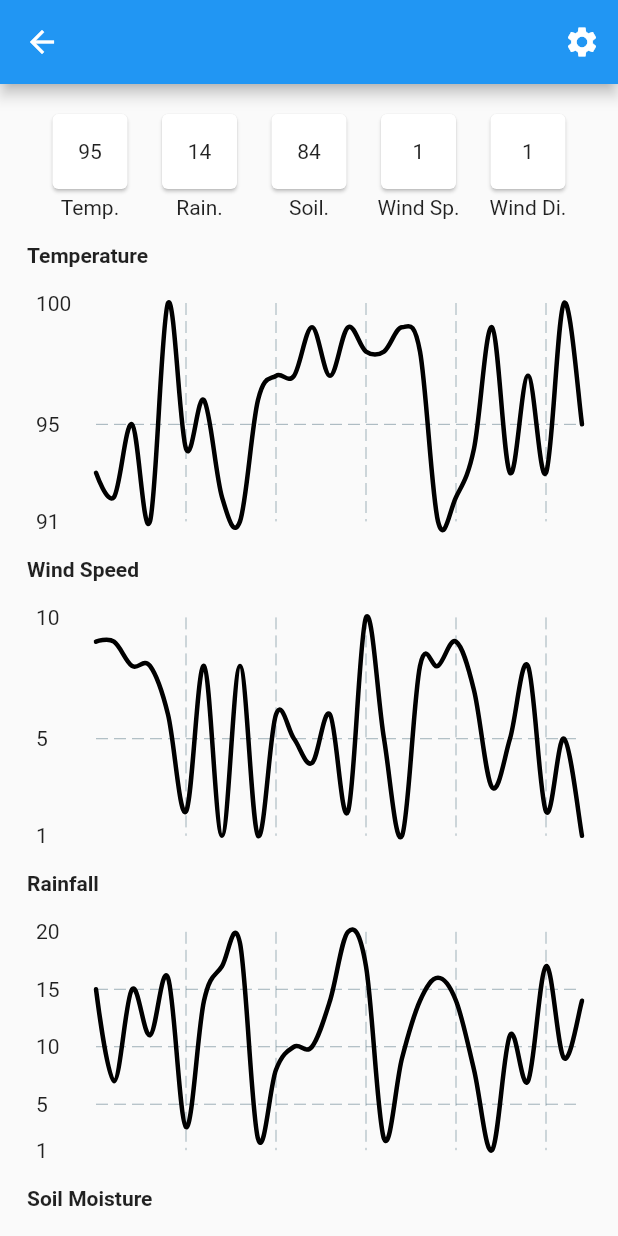
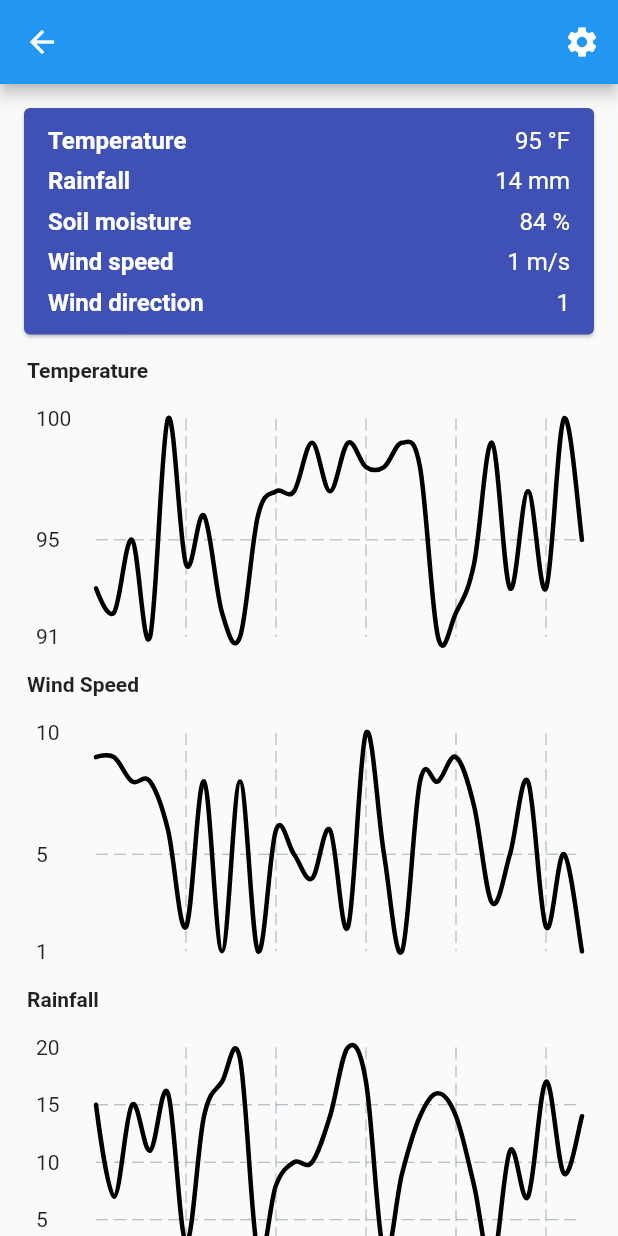
Before and after one commit to tytydraco/cg_proto2, a Flutter app: the SitePage screen opened directly with empty values, on a phone screen of 412 x 824 dp. Run offline on Flutter 3.47's test engine with Material 2 defaults, Android fonts, the phone set to English and light mode, and no system bars; drawn by our look-alikes of fl_chart; our stand-ins replace shared_preferences; missing offline and left inert: artificial_delay; accounts and stored records are empty.

Commit message:
Make quick info bar much prettier
Signed-off-by: Tyler Nijmeh <tylernij@gmail.com>

```diff
--- a/lib/widgets/number_card_widget.dart
+++ /dev/null
@@ -1,30 +0,0 @@
-import 'package:flutter/material.dart';
-
-class NumberCardWidget extends StatelessWidget {
-  final String title;
-  final String text;
-
-  const NumberCardWidget({
-    Key? key,
-    required this.title,
-    required this.text
-  }) : super(key: key);
-
-  @override
-  Widget build(BuildContext context) {
-    return Column(
-      children: [
-        Card(
-          child: SizedBox(
-            width: 50,
-            height: 50,
-            child: Center(
-              child: Text(text)
-            ),
-          ),
-        ),
-        Text(title),
-      ],
-    );
-  }
-}
--- a/lib/widgets/site_quick_info.dart
+++ b/lib/widgets/site_quick_info.dart
@@ -1,6 +1,6 @@
 import 'package:cg_proto2/models/site_model.dart';
 import 'package:cg_proto2/models/site_weather_model.dart';
-import 'package:cg_proto2/widgets/number_card_widget.dart';
+import 'package:cg_proto2/widgets/site_weather_stat.dart';
 import 'package:flutter/material.dart';
 
 /// A row that displays the current sensor data for a specific site.
@@ -21,32 +21,39 @@ class SiteQuickInfo extends StatefulWidget {
 class _SiteQuickInfoState extends State<SiteQuickInfo> {
   @override
   Widget build(BuildContext context) {
-    return Padding(
-      padding: const EdgeInsets.all(16),
-      child: Row(
-        mainAxisAlignment: MainAxisAlignment.spaceEvenly,
+    return Card(
+      color: Colors.indigo,
+      margin: const EdgeInsets.all(16),
+      child: Padding(
+        padding: const EdgeInsets.all(8),
+        child: Column(
           children: [
-          NumberCardWidget(
-              title: 'Temp.',
-              text: '${widget.siteWeather.temperature}'
+            SiteWeatherStat(
+              title: 'Temperature',
+              text: '${widget.siteWeather.temperature}',
+              unit: '°F',
             ),
-          NumberCardWidget(
-              title: 'Rain.',
-              text: '${widget.siteWeather.rainfall}'
+            SiteWeatherStat(
+              title: 'Rainfall',
+              text: '${widget.siteWeather.rainfall}',
+              unit: 'mm',
             ),
-          NumberCardWidget(
-              title: 'Soil.',
-              text: '${widget.siteWeather.soilMoisture}'
+            SiteWeatherStat(
+              title: 'Soil moisture',
+              text: '${widget.siteWeather.soilMoisture}',
+              unit: '%',
             ),
-          NumberCardWidget(
-              title: 'Wind Sp.',
-              text: '${widget.siteWeather.windSpeed}'
+            SiteWeatherStat(
+              title: 'Wind speed',
+              text: '${widget.siteWeather.windSpeed}',
+              unit: 'm/s',
             ),
-          NumberCardWidget(
-              title: 'Wind Di.',
-              text: '${widget.siteWeather.windDirection}'
+            SiteWeatherStat(
+              title: 'Wind direction',
+              text: '${widget.siteWeather.windDirection}',
             ),
           ],
+        ),
       ),
     );
   }
--- /dev/null
+++ b/lib/widgets/site_weather_stat.dart
@@ -0,0 +1,46 @@
+import 'package:flutter/material.dart';
+
+class SiteWeatherStat extends StatelessWidget {
+  final String title;
+  final String text;
+  final String? unit;
+
+  const SiteWeatherStat({
+    Key? key,
+    required this.title,
+    required this.text,
+    this.unit,
+  }) : super(key: key);
+
+  @override
+  Widget build(BuildContext context) {
+    final textColor = Theme.of(context).brightness == Brightness.light ?
+        Colors.white :
+        Colors.black;
+    final contentText = unit == null ? text : '$text $unit';
+    return Padding(
+      padding: const EdgeInsets.only(left: 8, right: 8, top: 4, bottom: 4),
+      child: Row(
+        mainAxisAlignment: MainAxisAlignment.spaceBetween,
+        crossAxisAlignment: CrossAxisAlignment.center,
+        children: [
+          Text(
+            title,
+            style: TextStyle(
+              fontWeight: FontWeight.w600,
+              fontSize: 16,
+              color: textColor,
+            ),
+          ),
+          Text(
+            contentText,
+            style: TextStyle(
+              fontSize: 16,
+              color: textColor,
+            ),
+          ),
+        ],
+      ),
+    );
+  }
+}
```
Lines whose indentation alone changed are shown as unchanged.
